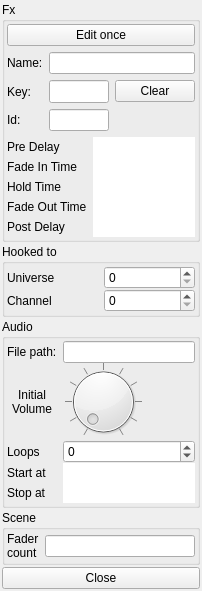
First picture: the form in StageRunner/gui/fxitempropertywidget.ui, repository Pit1966/StageRunner, before the edit.
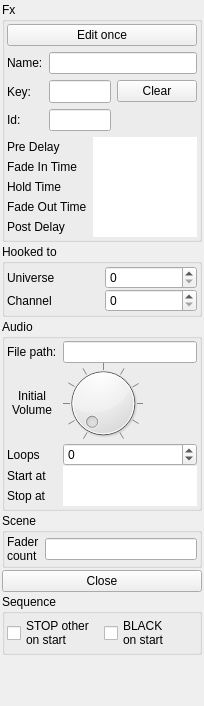
Second picture: the form after the edit. Custom widgets are drawn as their Qt base class.

Commit message: Added Stop Sequences and Black on sequence start options

What changed in the file:
```diff
--- a/StageRunner/gui/fxitempropertywidget.ui
+++ b/StageRunner/gui/fxitempropertywidget.ui
@@ -6,8 +6,8 @@
    <rect>
     <x>0</x>
     <y>0</y>
-    <width>176</width>
-    <height>591</height>
+    <width>204</width>
+    <height>706</height>
    </rect>
   </property>
   <property name="font">
@@ -385,6 +385,46 @@
      </property>
     </widget>
    </item>
+   <item>
+    <widget class="QGroupBox" name="sequenceGroup">
+     <property name="title">
+      <string>Sequence</string>
+     </property>
+     <layout class="QGridLayout" name="gridLayout_5">
+      <property name="leftMargin">
+       <number>2</number>
+      </property>
+      <property name="topMargin">
+       <number>2</number>
+      </property>
+      <property name="rightMargin">
+       <number>2</number>
+      </property>
+      <property name="bottomMargin">
+       <number>2</number>
+      </property>
+      <property name="spacing">
+       <number>4</number>
+      </property>
+      <item row="0" column="0">
+       <widget class="QCheckBox" name="seqStopOtherCheck">
+        <property name="text">
+         <string>STOP other
+on start</string>
+        </property>
+       </widget>
+      </item>
+      <item row="0" column="1">
+       <widget class="QCheckBox" name="seqBlackOtherCheck">
+        <property name="text">
+         <string>BLACK
+on start</string>
+        </property>
+       </widget>
+      </item>
+     </layout>
+    </widget>
+   </item>
    <item>
     <spacer name="verticalSpacer">
      <property name="orientation">
```
Left out of the diff: 73 changed lines with no effect on the pictures. The commit also changes 7 other files.
